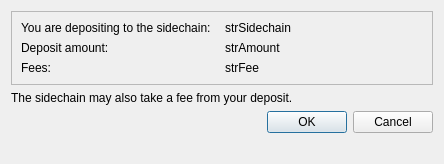
First picture: the form in src/qt/forms/sidechaindepositconfirmationdialog.ui, repository DriveNetTESTDRIVE/DriveNet, before the edit.
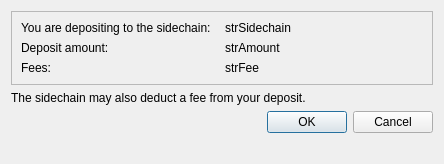
Second picture: the form after the edit.

Commit message: Add fee deduction label to deposit page & change take->deduct

```diff
--- a/src/qt/forms/sidechaindepositconfirmationdialog.ui
+++ b/src/qt/forms/sidechaindepositconfirmationdialog.ui
@@ -74,7 +74,7 @@
    <item>
     <widget class="QLabel" name="label">
      <property name="text">
-      <string>The sidechain may also take a fee from your deposit.</string>
+      <string>The sidechain may also deduct a fee from your deposit.</string>
      </property>
     </widget>
    </item>
```
The commit also changes 1 other file.
